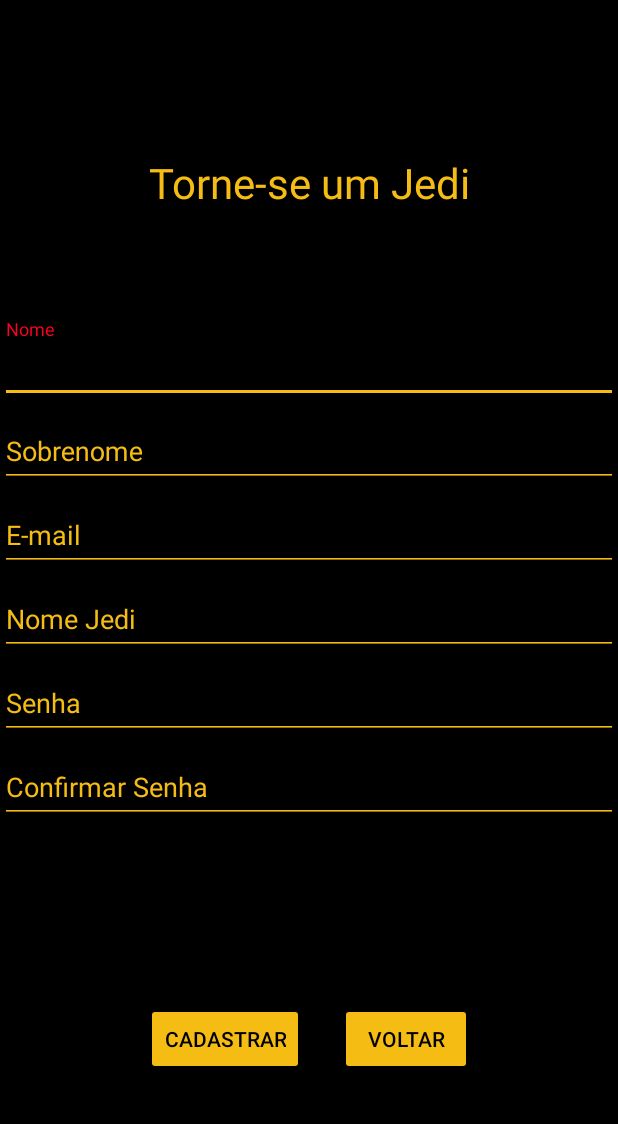
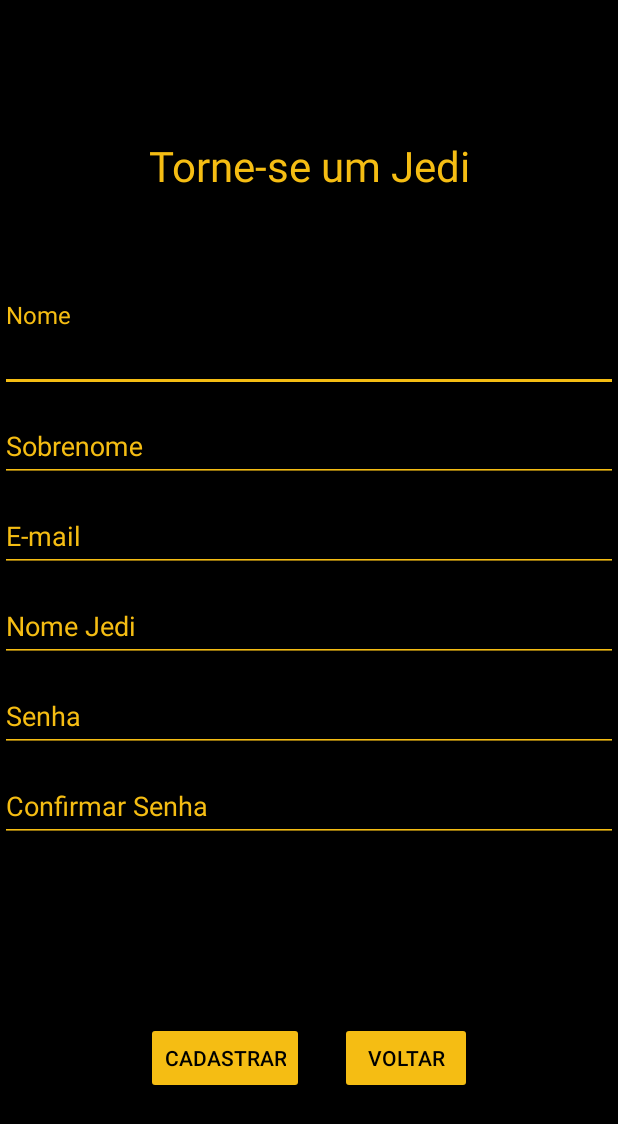
Before and after one commit to xfarsx/Aplicativo-Digital-House---Star-Universe, an Android app: the Cadastro screen opened directly, with no data from a screen before it, on a phone screen of 412 x 824 dp. Shown: the top 1124 px of the screen. Run offline under Robolectric (Android 15) with nearby library versions, the phone set to English and light mode, and no system bars.

Commit message:
layout login - atualização 1.5 (Tela de Cadastro)

```diff
--- a/app/src/main/res/layout/activity_cadastro.xml
+++ b/app/src/main/res/layout/activity_cadastro.xml
@@ -30,6 +30,7 @@
         <android.support.design.widget.TextInputLayout
             android:layout_width="match_parent"
             android:layout_height="wrap_content"
+            app:hintTextAppearance="@style/LoginInputLabel"
             android:textColorHint="@color/staruniverse">
 
             <android.support.design.widget.TextInputEditText
@@ -37,6 +38,7 @@
                 android:layout_height="wrap_content"
                 android:hint="@string/nome"
                 android:id="@+id/Nome"
+                android:inputType="text"
                 android:textColor="@color/staruniverse"
                 android:theme="@style/LoginInput.Edit" />
         </android.support.design.widget.TextInputLayout>
@@ -44,6 +46,7 @@
         <android.support.design.widget.TextInputLayout
             android:layout_width="match_parent"
             android:layout_height="wrap_content"
+            app:hintTextAppearance="@style/LoginInputLabel"
             android:textColorHint="@color/staruniverse">
 
             <android.support.design.widget.TextInputEditText
@@ -51,6 +54,7 @@
                 android:layout_height="wrap_content"
                 android:hint="@string/sobrenome"
                 android:id="@+id/Sobrenome"
+                android:inputType="text"
                 android:textColor="@color/staruniverse"
                 android:theme="@style/LoginInput.Edit" />
         </android.support.design.widget.TextInputLayout>
@@ -58,6 +62,7 @@
         <android.support.design.widget.TextInputLayout
             android:layout_width="match_parent"
             android:layout_height="wrap_content"
+            app:hintTextAppearance="@style/LoginInputLabel"
             android:textColorHint="@color/staruniverse">
 
             <android.support.design.widget.TextInputEditText
@@ -73,6 +78,7 @@
         <android.support.design.widget.TextInputLayout
             android:layout_width="match_parent"
             android:layout_height="wrap_content"
+            app:hintTextAppearance="@style/LoginInputLabel"
             android:textColorHint="@color/staruniverse">
 
             <android.support.design.widget.TextInputEditText
@@ -80,6 +86,7 @@
                 android:layout_height="wrap_content"
                 android:hint="@string/nome_jedi"
                 android:id="@+id/Jedi"
+                android:inputType="text"
                 android:textColor="@color/staruniverse"
                 android:theme="@style/LoginInput.Edit" />
         </android.support.design.widget.TextInputLayout>
@@ -87,6 +94,7 @@
         <android.support.design.widget.TextInputLayout
             android:layout_width="match_parent"
             android:layout_height="wrap_content"
+            app:hintTextAppearance="@style/LoginInputLabel"
             android:textColorHint="@color/staruniverse">
 
             <android.support.design.widget.TextInputEditText
@@ -102,6 +110,7 @@
         <android.support.design.widget.TextInputLayout
             android:layout_width="match_parent"
             android:layout_height="wrap_content"
+            app:hintTextAppearance="@style/LoginInputLabel"
             android:textColorHint="@color/staruniverse">
 
             <android.support.design.widget.TextInputEditText
```
